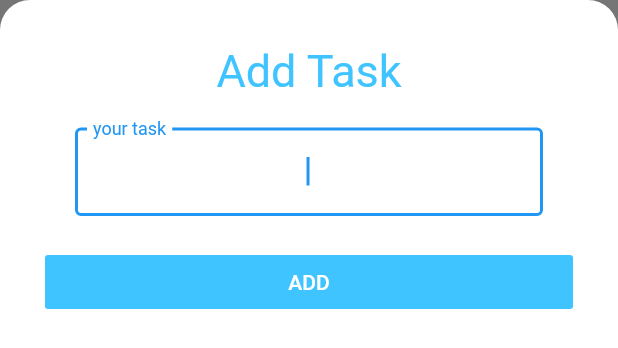
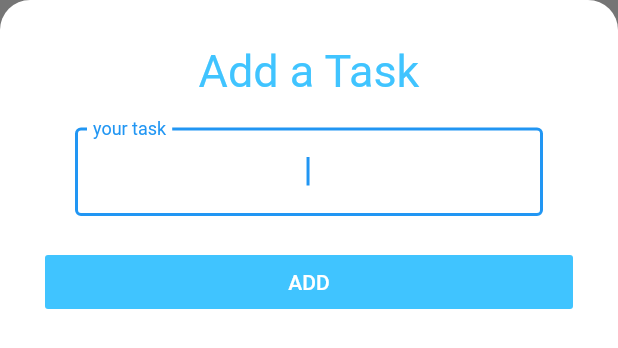
Before and after one commit to prakasharyaman/toDoflutter, a Flutter app: the AddTaskScreen widget shown alone on an empty page, opened directly, on a phone screen of 412 x 824 dp. Shown: the top 348 px of the screen. Run offline on Flutter 3.47's test engine with Material 2 defaults, Android fonts, the phone set to English and light mode, and no system bars.

```diff
--- a/lib/screens/add_taskScreen.dart
+++ b/lib/screens/add_taskScreen.dart
@@ -1,5 +1,3 @@
-
-
 import 'package:flutter/material.dart';
 import 'package:provider/provider.dart';
 import 'package:todoey_flutter/main.dart';
@@ -25,7 +23,7 @@ class AddTaskScreen extends StatelessWidget {
           crossAxisAlignment: CrossAxisAlignment.stretch,
           children: <Widget>[
             Text(
-              'Add Task',
+              'Add a Task',
               textAlign: TextAlign.center,
               style: TextStyle(
                 color: Colors.lightBlueAccent,
@@ -46,10 +44,9 @@ class AddTaskScreen extends StatelessWidget {
             ),
             FlatButton(
               onPressed: () {
-                Provider.of<TasksData>(context,listen: false)
+                Provider.of<TasksData>(context, listen: false)
                     .addTask(newTaskTitle);
                 Navigator.pop(context);
-
               },
               color: Colors.lightBlueAccent,
               child: Text(
```
